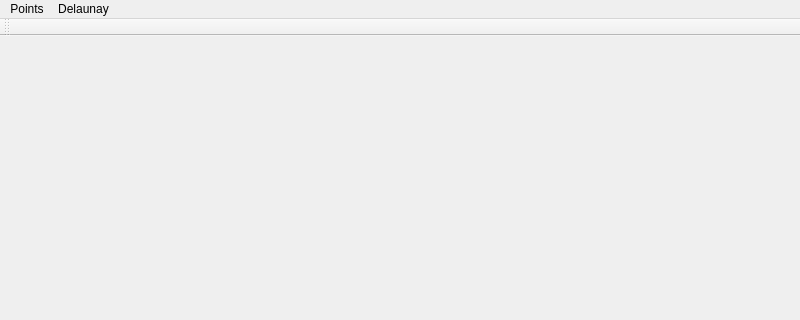
This is mainwindow.ui in qiaone/delaunay as Qt 5 draws it before an edit; both pictures show x 0 to 800 and y 0 to 320 of the 800 by 600 pixel window. The edited form follows.
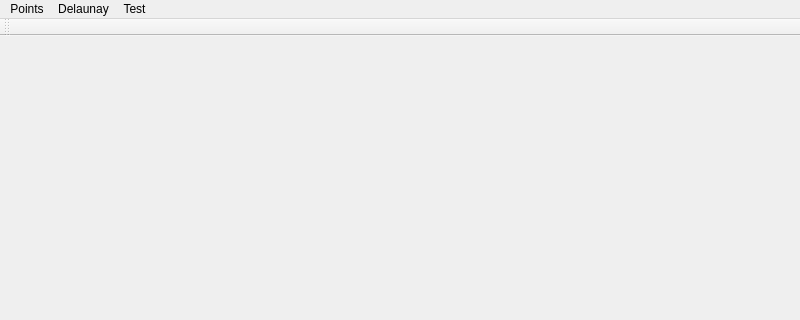
This is the edited form.

The edit to the form file:
```diff
--- a/mainwindow.ui
+++ b/mainwindow.ui
@@ -41,8 +41,15 @@
     <addaction name="actionPerform"/>
     <addaction name="actionStepByStep"/>
    </widget>
+   <widget class="QMenu" name="menuTest">
+    <property name="title">
+     <string>Test</string>
+    </property>
+    <addaction name="actionPerformIncremental"/>
+   </widget>
    <addaction name="menuPoints"/>
    <addaction name="menuViewer"/>
+   <addaction name="menuTest"/>
   </widget>
   <widget class="QStatusBar" name="statusBar"/>
   <widget class="QToolBar" name="mainToolBar">
```
Left out of the diff: 5 changed lines with no effect on the pictures.
